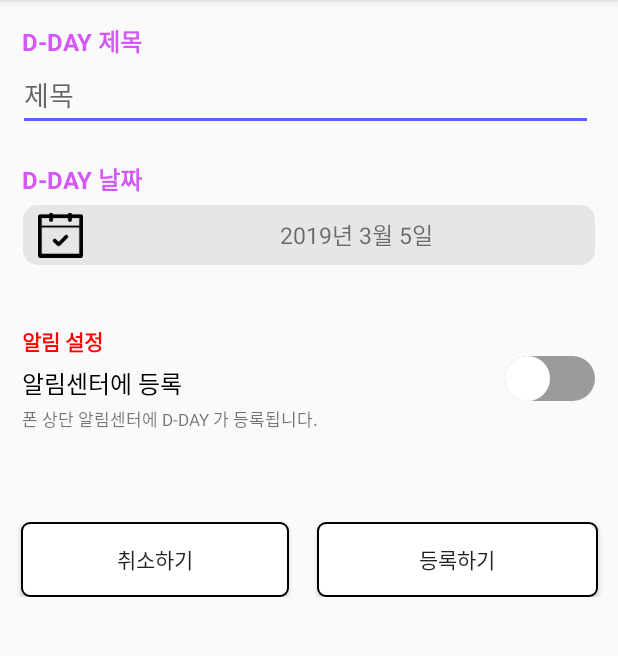
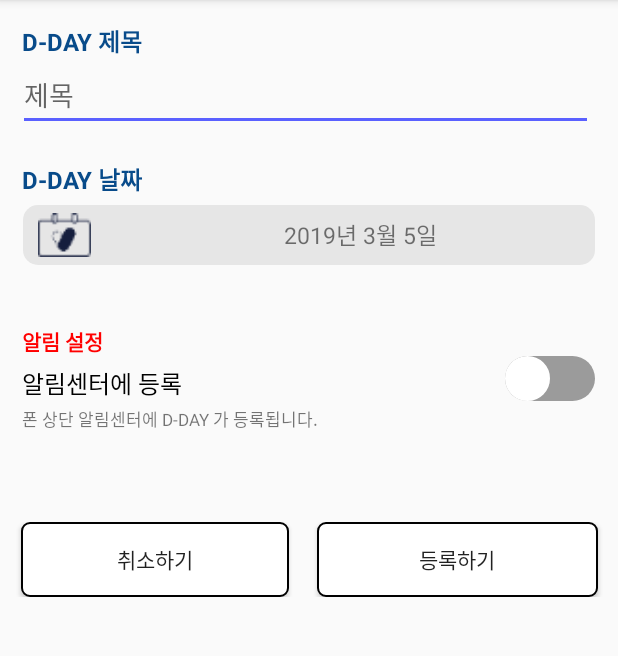
Before and after one commit to CodezTree/CNBoard, an Android app: the DdaySettingActivity screen opened directly, with no data from a screen before it, on a phone screen of 412 x 824 dp, the part 75-731 px from its top. Run offline under Robolectric (Android 15) with nearby library versions, the phone set to English and light mode, and no system bars; network calls fail.

Commit message:
xml 수정

```diff
--- a/app/src/main/res/layout/activity_dday.xml
+++ b/app/src/main/res/layout/activity_dday.xml
@@ -45,7 +45,7 @@
             android:text="@string/dday_title"
             android:layout_marginLeft="10dp"
             android:layout_marginTop="15dp"
-            android:textColor="#D358F7"
+            android:textColor="#084B8A"
             android:textSize="16sp"
             android:textStyle="bold"/>
 
@@ -63,7 +63,7 @@
             android:text="@string/dday_date"
             android:layout_marginLeft="10dp"
             android:layout_marginTop="20dp"
-            android:textColor="#D358F7"
+            android:textColor="#084B8A"
             android:textSize="16sp"
             android:textStyle="bold"/>
 
@@ -79,10 +79,10 @@
             android:id="@+id/linear_date">
 
             <ImageView
-                android:layout_width="30dp"
+                android:layout_width="35dp"
+                android:layout_height="match_parent"
                 android:layout_marginLeft="10dp"
-                android:layout_height="wrap_content"
-                android:src="@drawable/icon"/>
+                android:src="@drawable/icon_dday" />
             <TextView
                 android:gravity="center"
                 android:textSize="15dp"
```
Also changed, not shown: app/src/main/res/layout/listview_item.xml (+4 -5 lines), app/src/main/res/drawable-xxxhdpi/icon_dday.png (added).
